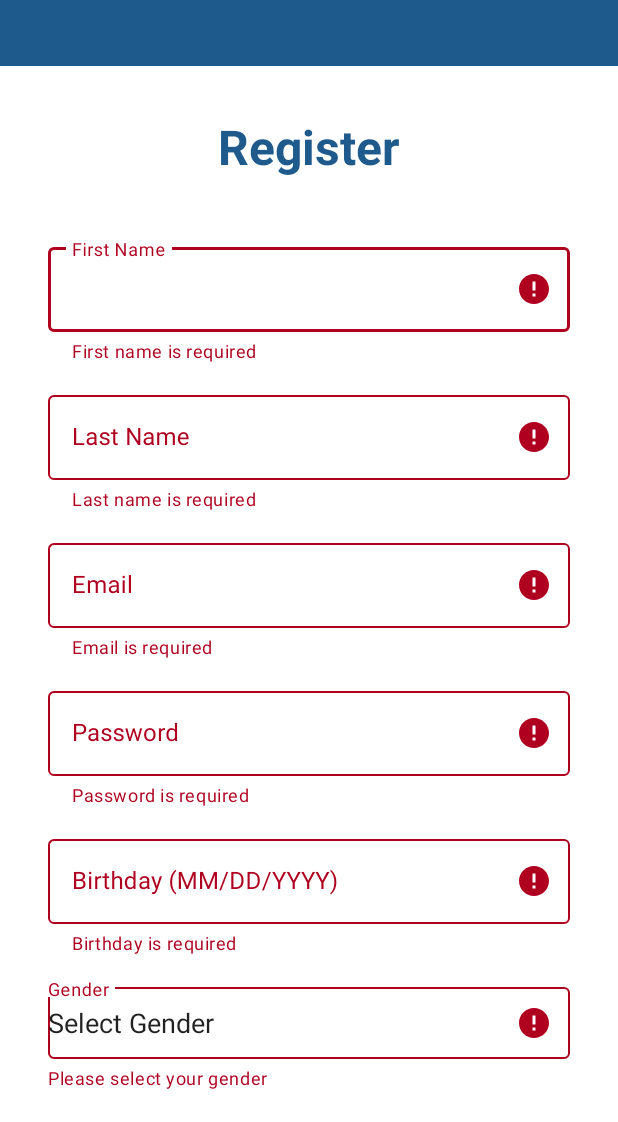
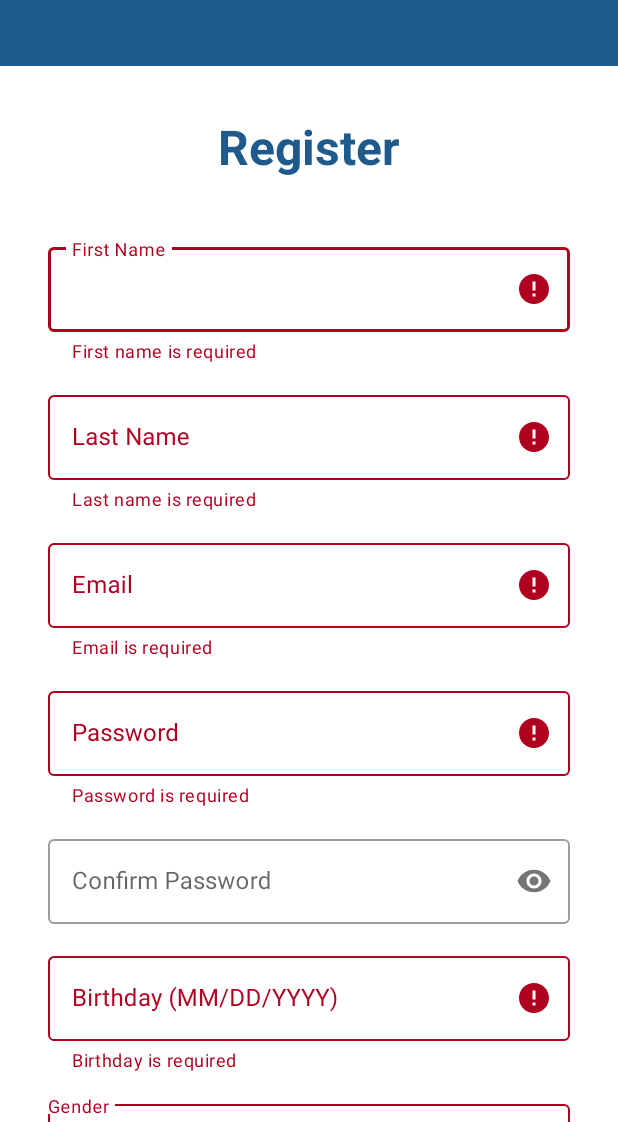
Before and after one commit to DigiDashs/HydraSync-Mendoza, an Android app built with Jetpack Compose: the RegisterActivity screen opened directly, with no data from a screen before it, after a tap on "REGISTER", on a phone screen of 412 x 824 dp, the part 114-1236 px from its top. Run offline under Robolectric (Android 15) with nearby library versions, the phone set to English and light mode, and no system bars; our stand-ins replace Firebase (no records; nobody signed in at launch, a user with empty details on screens opened directly).

Commit message:
Fixed reconfirm password and color for calender

```diff
--- a/app/src/main/java/com/example/hydrasync/register/RegisterActivity.kt
+++ b/app/src/main/java/com/example/hydrasync/register/RegisterActivity.kt
@@ -32,6 +32,8 @@ class RegisterActivity : AppCompatActivity(), RegisterContract.View {
     private lateinit var etLastName: TextInputEditText
     private lateinit var etEmail: TextInputEditText
     private lateinit var etPassword: TextInputEditText
+    private lateinit var tilConfirmPassword: TextInputLayout
+    private lateinit var etConfirmPassword: TextInputEditText
     private lateinit var etBirthday: TextInputEditText
     private lateinit var etGender: AutoCompleteTextView
 
@@ -66,6 +68,8 @@ class RegisterActivity : AppCompatActivity(), RegisterContract.View {
         etLastName = findViewById(R.id.etLastName)
         etEmail = findViewById(R.id.etEmail)
         etPassword = findViewById(R.id.etPassword)
+        tilConfirmPassword = findViewById(R.id.tilConfirmPassword)
+        etConfirmPassword = findViewById(R.id.etConfirmPassword)
         etBirthday = findViewById(R.id.etBirthday)
         etGender = findViewById(R.id.etGender)
 
@@ -101,6 +105,7 @@ class RegisterActivity : AppCompatActivity(), RegisterContract.View {
         etBirthday.setOnClickListener {
             DatePickerDialog(
                 this,
+                R.style.Theme_HydraSync_DatePicker,
                 datePickerListener,
                 calendar.get(Calendar.YEAR),
                 calendar.get(Calendar.MONTH),
@@ -123,8 +128,10 @@ class RegisterActivity : AppCompatActivity(), RegisterContract.View {
             val password = etPassword.text.toString().trim()
             val gender = etGender.text.toString().trim()
             val birthday = etBirthday.text.toString().trim()
+            val confirmPassword = etConfirmPassword.text.toString().trim()
 
-            presenter.register(firstName, lastName, email, password, gender, birthday)
+
+            presenter.register(firstName, lastName, email, password, confirmPassword, gender, birthday)
         }
 
         tvLogin.setOnClickListener {
--- a/app/src/main/java/com/example/hydrasync/register/RegisterContract.kt
+++ b/app/src/main/java/com/example/hydrasync/register/RegisterContract.kt
@@ -16,7 +16,7 @@ interface RegisterContract {
     }
 
     interface Presenter {
-        fun register(firstName: String, lastName: String, email: String, password: String, gender: String, birthday: String)
+        fun register(firstName: String, lastName: String, email: String, password: String, confirmPassword: String, gender: String, birthday: String)
 
         fun onBackToLoginClicked()
         fun onDestroy()
--- a/app/src/main/java/com/example/hydrasync/register/RegisterPresenter.kt
+++ b/app/src/main/java/com/example/hydrasync/register/RegisterPresenter.kt
@@ -8,7 +8,15 @@ class RegisterPresenter(private var view: RegisterContract.View?) : RegisterCont
     private val repository = RegisterRepository.getInstance()
     private val scope = CoroutineScope(Dispatchers.Main + SupervisorJob())
 
-    override fun register(firstName: String, lastName: String, email: String, password: String, gender: String, birthday: String) {
+    override fun register(
+        firstName: String,
+        lastName: String,
+        email: String,
+        password: String,
+        confirmPassword: String,
+        gender: String,
+        birthday: String,
+    ) {
         Log.d("RegisterPresenter", "=== REGISTER STARTED ===")
         view?.clearErrors()
 
@@ -47,6 +55,9 @@ class RegisterPresenter(private var view: RegisterContract.View?) : RegisterCont
             hasError = true
         } else if (password.length < 6) {
             view?.showPasswordError("Password must be at least 6 characters")
+            hasError = true
+        } else if (password != confirmPassword) {
+            view?.showPasswordError("Passwords do not match")
             hasError = true
         }
 
--- a/app/src/main/res/layout/activity_register.xml
+++ b/app/src/main/res/layout/activity_register.xml
@@ -113,6 +113,22 @@
             </com.google.android.material.textfield.TextInputLayout>
 
             <com.google.android.material.textfield.TextInputLayout
+                android:id="@+id/tilConfirmPassword"
+                style="@style/Widget.MaterialComponents.TextInputLayout.OutlinedBox"
+                android:layout_width="match_parent"
+                android:layout_height="wrap_content"
+                android:layout_marginBottom="16dp"
+                android:hint="Confirm Password"
+                app:passwordToggleEnabled="true">
+
+                <com.google.android.material.textfield.TextInputEditText
+                    android:id="@+id/etConfirmPassword"
+                    android:layout_width="match_parent"
+                    android:layout_height="wrap_content"
+                    android:inputType="textPassword" />
+            </com.google.android.material.textfield.TextInputLayout>
+
+            <com.google.android.material.textfield.TextInputLayout
                 android:id="@+id/tilBirthday"
                 style="@style/Widget.MaterialComponents.TextInputLayout.OutlinedBox"
                 android:layout_width="match_parent"
--- a/app/src/main/res/values/themes.xml
+++ b/app/src/main/res/values/themes.xml
@@ -18,6 +18,13 @@
         <!-- The theme that takes over after splash -->
         <item name="postSplashScreenTheme">@style/Theme.HydraSync</item>
     </style>
+    <style name="Theme.HydraSync.DatePicker" parent="Theme.MaterialComponents.Light.Dialog.Alert">
+        <item name="colorPrimary">#1E5A8B</item> <!-- header color -->
+        <item name="colorAccent">#1E5A8B</item>  <!-- selected date color -->
+        <item name="android:datePickerDialogTheme">@style/Theme.HydraSync.DatePicker</item>
+    </style>
+
+
 
 
 
```
